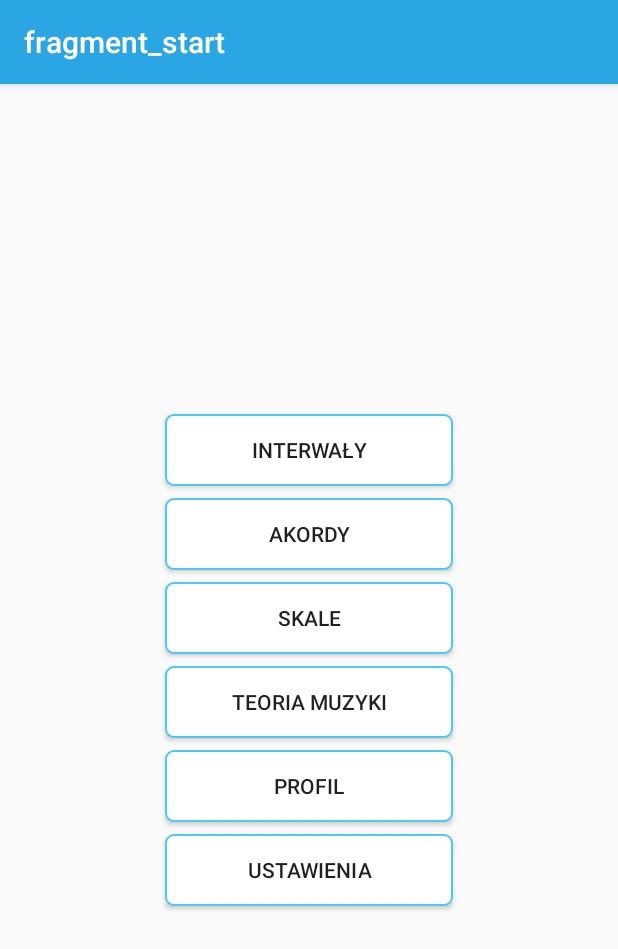
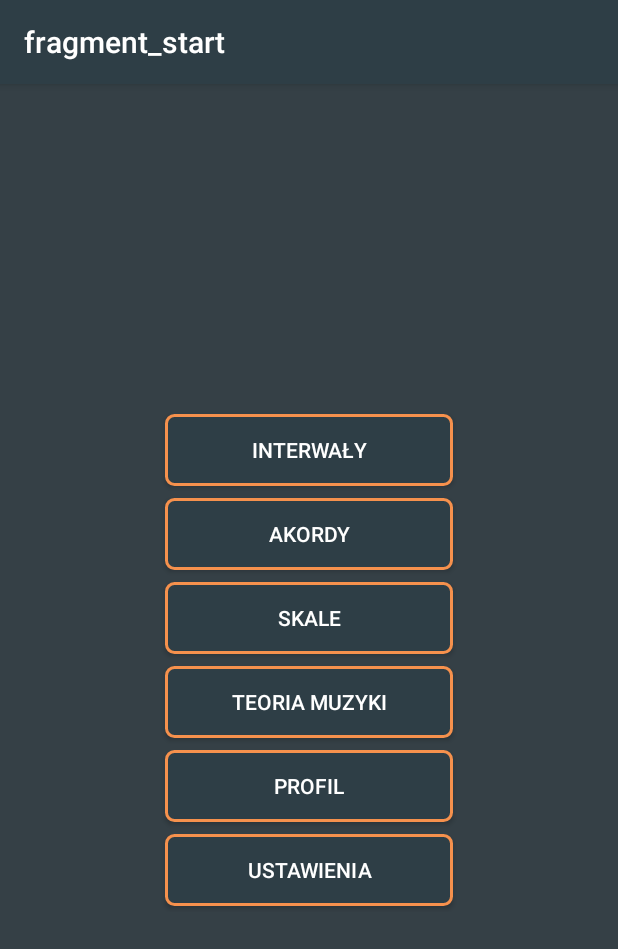
Before and after one commit to jklepacz98/EarSensei, an Android app: the screen it shows after launch (MainActivity), on a phone screen of 412 x 824 dp. Shown: the top 949 px of the screen. Run offline under Robolectric (Android 15) with nearby library versions, the light colour scheme and no system bars; our stand-ins replace Room's generated code, navigation-ui; 2 statements that could not run were skipped.

Commit message:
Changed theme

```diff
--- a/app/src/main/res/drawable/default_round_button.xml
+++ b/app/src/main/res/drawable/default_round_button.xml
@@ -3,16 +3,16 @@
     <item android:state_pressed="false">
         <shape android:shape="rectangle">
             <stroke android:color="@color/secondary"
-                android:width="1dp"/>
+                android:width="2dp"/>
             <corners android:radius="5dp"/>
-            <solid android:color="@color/white"/>
+            <solid android:color="@color/primary"/>
         </shape>
     </item>
     <item android:state_pressed="true">
         <shape android:shape="rectangle">
             <stroke android:color="@color/secondary"
-                android:width="1dp"/>
-            <solid android:color="@color/ligthGrey"/>
+                android:width="2dp"/>
+            <solid android:color="@color/primary"/>
             <corners android:radius="5dp"/>
         </shape>
     </item>
--- a/app/src/main/res/values/colors.xml
+++ b/app/src/main/res/values/colors.xml
@@ -1,10 +1,10 @@
 <?xml version="1.0" encoding="utf-8"?>
 <resources>
-    <color name="primary">#2BA6E4</color>
-    <color name="primaryVariant">#2D87B5</color>
+    <color name="primary">#FF2E3E46</color>
+    <color name="primaryVariant">#28363E</color>
     <color name="onPrimary">#FFFFFFFF</color>
-    <color name="secondary">#4cc9f0</color>
-    <color name="secondaryVariant">#4297B1</color>
+    <color name="secondary">#F6914D</color>
+    <color name="secondaryVariant">#E6A678</color>
     <color name="onSecondary">#FFFFFFFF</color>
     <color name="white">#FFFFFFFF</color>
     <color name="lightGreyTransparent">#66EEEEEE</color>
--- a/app/src/main/res/values/themes.xml
+++ b/app/src/main/res/values/themes.xml
@@ -7,11 +7,13 @@
         <item name="colorOnPrimary">@color/onPrimary</item>
         <!-- Secondary brand color. -->
         <item name="colorSecondary">@color/secondary</item>
-        <item name="colorSecondaryVariant">#4297B1</item>
+        <item name="colorSecondaryVariant">@color/secondaryVariant</item>
         <item name="colorOnSecondary">@color/onSecondary</item>
         <!-- Status bar color. -->
         <item name="android:statusBarColor" tools:targetApi="l">?attr/colorPrimaryVariant</item>
 
+        <item name="android:colorBackground">#354046</item>
+        <item name="android:textColor">@color/white</item>
         <item name="buttonStyle">@style/Theme.EarSensei.ButtonOverlay</item>
 
     </style>
```
